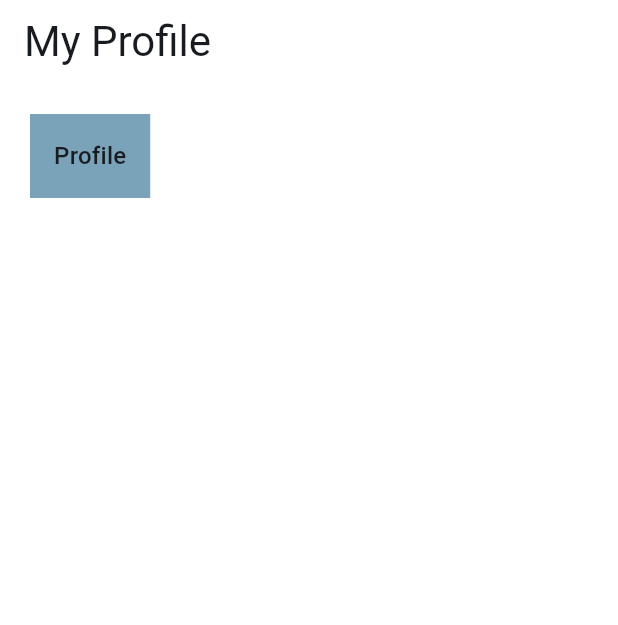
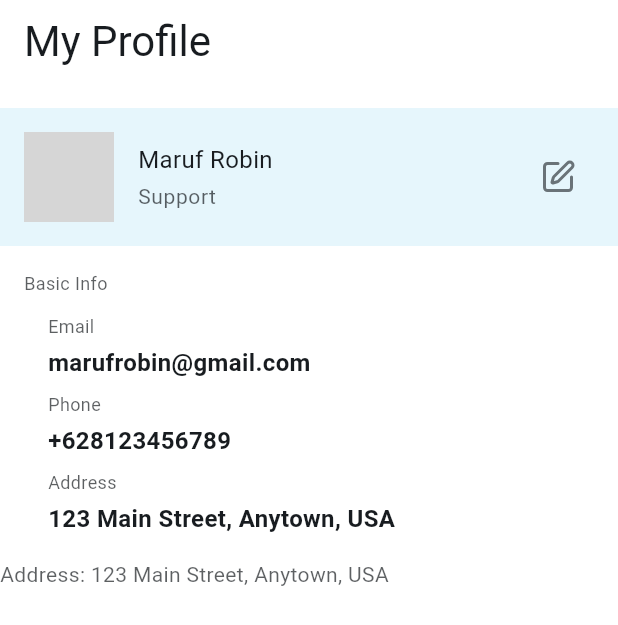
Before and after one commit to marufrobin/gain_solutions_task, a Flutter app: the ProfileScreen screen opened by its route, on a phone screen of 412 x 824 dp. Shown: the top 625 px of the screen. Run offline on Flutter 3.47's test engine with Material 3 defaults, Android fonts, the phone set to English and light mode, and no system bars; our stand-ins replace bloc, equatable, flutter_bloc, flutter_svg, go_router; network calls fail; grey boxes are pictures that could not be loaded.

Commit message:
feat: Implement profile screen with BLoC and data handling
- Added edit.svg asset.
- Updated app_assets_path.
- Implemented BLoC for profile feature (events, states, bloc).
- Implemented data layer for profile feature (data provider, repository).
- Enhanced profile_screen UI to display user profile data.

```diff
--- a/lib/app_config/app_assets_path.dart
+++ b/lib/app_config/app_assets_path.dart
@@ -7,4 +7,5 @@ class AppAssetsPath {
   static const String ticketFill = 'assets/icons/ticket_fill.svg';
   static const String logo = 'assets/icons/logo.c476c33d 1.svg';
   static const String filter = 'assets/icons/filter.svg';
+  static const String edit = 'assets/icons/edit.svg';
 }
--- a/lib/features/profile/bloc/profile_bloc.dart
+++ b/lib/features/profile/bloc/profile_bloc.dart
@@ -1,6 +1,8 @@
 import 'package:equatable/equatable.dart';
 import 'package:flutter_bloc/flutter_bloc.dart';
 import 'package:gain_solutions_task/features/profile/data/profile_repository.dart';
+
+import '../../../models/user_profile_model.dart';
 
 part 'profile_event.dart';
 part 'profile_state.dart';
@@ -9,6 +11,15 @@ class ProfileBloc extends Bloc<ProfileEvent, ProfileState> {
   final ProfileRepository repository;
 
   ProfileBloc({required this.repository}) : super(ProfileInitial()) {
-    on<ProfileEvent>((event, emit) {});
+    on<FetchProfile>(_fetchProfile);
+  }
+  _fetchProfile(FetchProfile event, Emitter<ProfileState> emit) async {
+    emit(ProfileLoading());
+    try {
+      final profile = await repository.getProfileData();
+      emit(ProfileLoaded(profile: profile));
+    } catch (e) {
+      emit(ProfileError(message: e.toString()));
+    }
   }
 }
--- a/lib/features/profile/bloc/profile_event.dart
+++ b/lib/features/profile/bloc/profile_event.dart
@@ -4,5 +4,7 @@ abstract class ProfileEvent extends Equatable {
   const ProfileEvent();
 
   @override
-  List<Object> get props => [];
+  List<Object?> get props => [];
 }
+
+final class FetchProfile extends ProfileEvent {}
--- a/lib/features/profile/bloc/profile_state.dart
+++ b/lib/features/profile/bloc/profile_state.dart
@@ -4,7 +4,27 @@ abstract class ProfileState extends Equatable {
   const ProfileState();
 
   @override
-  List<Object> get props => [];
+  List<Object?> get props => [];
 }
 
 class ProfileInitial extends ProfileState {}
+
+final class ProfileLoaded extends ProfileState {
+  final UserProfileModel? profile;
+
+  const ProfileLoaded({required this.profile});
+
+  @override
+  List<Object?> get props => [profile];
+}
+
+final class ProfileLoading extends ProfileState {}
+
+final class ProfileError extends ProfileState {
+  final String? message;
+
+  const ProfileError({required this.message});
+
+  @override
+  List<Object?> get props => [message];
+}
--- a/lib/features/profile/data/profile_data_provider.dart
+++ b/lib/features/profile/data/profile_data_provider.dart
@@ -1 +1,18 @@
-class ProfileDataProvider {}
+import 'package:gain_solutions_task/models/user_profile_model.dart';
+
+class ProfileDataProvider {
+  Future<UserProfileModel> getProfileData() async {
+    await Future.delayed(const Duration(milliseconds: 700));
+    return UserProfileModel(
+      id: 12345678,
+      firstName: 'Maruf',
+      lastName: 'Robin',
+      name: 'Maruf Robin',
+      email: 'marufrobin@gmail.com',
+      phone: '+628123456789',
+      address: '123 Main Street, Anytown, USA',
+      createdAt: DateTime(2023, 12, 23, 15, 45),
+      updatedAt: DateTime.now(),
+    );
+  }
+}
--- a/lib/features/profile/data/profile_repository.dart
+++ b/lib/features/profile/data/profile_repository.dart
@@ -1,7 +1,13 @@
 import 'package:gain_solutions_task/features/profile/data/profile_data_provider.dart';
+
+import '../../../models/user_profile_model.dart';
 
 class ProfileRepository {
   final ProfileDataProvider dataProvider;
 
   ProfileRepository({required this.dataProvider});
+
+  Future<UserProfileModel> getProfileData() async {
+    return dataProvider.getProfileData();
+  }
 }
--- a/lib/features/profile/presentation/profile_screen.dart
+++ b/lib/features/profile/presentation/profile_screen.dart
@@ -1,7 +1,24 @@
 import 'package:flutter/material.dart';
+import 'package:flutter_bloc/flutter_bloc.dart';
+import 'package:flutter_svg/svg.dart';
+import 'package:gain_solutions_task/features/profile/bloc/profile_bloc.dart';
+import 'package:gain_solutions_task/features/profile/bloc/profile_bloc.dart';
 
-class ProfileScreen extends StatelessWidget {
+import '../../../app_config/app_assets_path.dart';
+
+class ProfileScreen extends StatefulWidget {
   const ProfileScreen({super.key});
+
+  @override
+  State<ProfileScreen> createState() => _ProfileScreenState();
+}
+
+class _ProfileScreenState extends State<ProfileScreen> {
+  @override
+  void initState() {
+    context.read<ProfileBloc>().add(FetchProfile());
+    super.initState();
+  }
 
   @override
   Widget build(BuildContext context) {
@@ -23,24 +40,164 @@ class ProfileScreen extends StatelessWidget {
         ),
       ),
       body: Container(
-        padding: const EdgeInsets.all(20),
+        // padding: const EdgeInsets.all(20),
+        child: BlocBuilder<ProfileBloc, ProfileState>(
+          builder: (context, state) {
+            if (state is ProfileLoaded) {
+              return _body(state, theme, context);
+            } else if (state is ProfileLoading) {
+              return const Center(child: CircularProgressIndicator());
+            } else if (state is ProfileError) {
+              return Center(
+                child: Text(
+                  'Error: ${state.message}',
+                  style: theme.textTheme.bodyMedium?.copyWith(
+                    color: theme.colorScheme.error,
+                  ),
+                ),
+              );
+            } else {
+              return const Center(child: Text('Loading...'));
+            }
+          },
+        ),
+      ),
+    );
+  }
+
+  Widget _body(ProfileLoaded state, ThemeData theme, BuildContext context) {
+    return Column(
+      mainAxisAlignment: MainAxisAlignment.start,
+      crossAxisAlignment: CrossAxisAlignment.start,
+      children: [
+        const SizedBox(height: 16),
+        profileCardWidget(state, theme),
+
+        const SizedBox(height: 16),
+        Container(
+          padding: const EdgeInsets.symmetric(horizontal: 16),
+          child: Text(
+            'Basic Info',
+            style: theme.textTheme.bodyMedium?.copyWith(
+              fontSize: 12,
+              color: theme.colorScheme.onSurface.withValues(alpha: 0.7),
+            ),
+          ),
+        ),
+        const SizedBox(height: 12),
+        _basicInfoBuildWidget(
+          theme: theme,
+          title: 'Email',
+          value: state.profile?.email ?? '',
+        ),
+        _basicInfoBuildWidget(
+          theme: theme,
+          title: 'Phone',
+          value: state.profile?.phone ?? '',
+        ),
+        _basicInfoBuildWidget(
+          theme: theme,
+          title: 'Address',
+          value: state.profile?.address ?? '',
+        ),
+        const SizedBox(height: 8),
+        Text(
+          'Address: ${state.profile?.address}',
+          style: theme.textTheme.bodyMedium?.copyWith(
+            color: theme.colorScheme.onSurface.withValues(alpha: 0.7),
+          ),
+        ),
+      ],
+    );
+  }
+
+  Container _basicInfoBuildWidget({
+    required ThemeData theme,
+    required String title,
+    required String value,
+  }) {
+    return Container(
+      padding: const EdgeInsets.only(left: 32, bottom: 8),
       child: Column(
+        mainAxisAlignment: MainAxisAlignment.start,
+        crossAxisAlignment: CrossAxisAlignment.start,
+        spacing: 4,
+        children: [
+          Text(
+            title,
+            style: theme.textTheme.bodyMedium?.copyWith(
+              fontSize: 12,
+              color: theme.colorScheme.onSurface.withValues(alpha: 0.7),
+            ),
+          ),
+          Text(
+            value,
+            style: theme.textTheme.bodyMedium?.copyWith(
+              fontSize: 16,
+              color: theme.colorScheme.onSurface,
+              fontWeight: FontWeight.w600,
+            ),
+          ),
+        ],
+      ),
+    );
+  }
+
+  Container profileCardWidget(ProfileLoaded state, ThemeData theme) {
+    return Container(
+      padding: const EdgeInsets.all(16),
+      decoration: BoxDecoration(color: Color(0xffE6F6FC)),
+      child: Row(
+        spacing: 16,
         children: [
           Container(
-              padding: const EdgeInsets.all(16),
+            width: 60,
+            height: 60,
             decoration: BoxDecoration(
-                color: theme.colorScheme.primary.withValues(alpha: 0.6),
+              color: Colors.grey.shade300,
+              shape: BoxShape.circle,
             ),
-              child: Text(
-                'Profile',
-                style: theme.textTheme.titleMedium?.copyWith(
+            child: ClipRRect(
+              borderRadius: BorderRadius.circular(100),
+              child: Image.network(
+                "https://avatars.githubusercontent.com/u/47666475?v=4",
+              ),
+            ),
+          ),
+          Column(
+            mainAxisAlignment: MainAxisAlignment.start,
+            crossAxisAlignment: CrossAxisAlignment.start,
+            children: [
+              Text(
+                state.profile?.name ?? '',
+                style: theme.textTheme.bodyMedium?.copyWith(
+                  fontSize: 16,
                   color: theme.colorScheme.onSurface,
+                ),
+              ),
+              const SizedBox(height: 4),
+              Text(
+                "Support",
+                style: theme.textTheme.bodySmall?.copyWith(
+                  fontSize: 14,
+                  color: theme.colorScheme.onSurface.withValues(alpha: 0.7),
+                ),
+              ),
+            ],
+          ),
+          const Spacer(),
+          IconButton(
+            onPressed: () {},
+            icon: SvgPicture.asset(
+              AppAssetsPath.edit,
+              colorFilter: ColorFilter.mode(
+                theme.colorScheme.onSurface.withValues(alpha: 0.6),
+                BlendMode.srcIn,
               ),
             ),
           ),
         ],
       ),
-      ),
     );
   }
 }
```
Also changed, not shown: assets/icons/edit.svg. Lines whose indentation alone changed are shown as unchanged.
